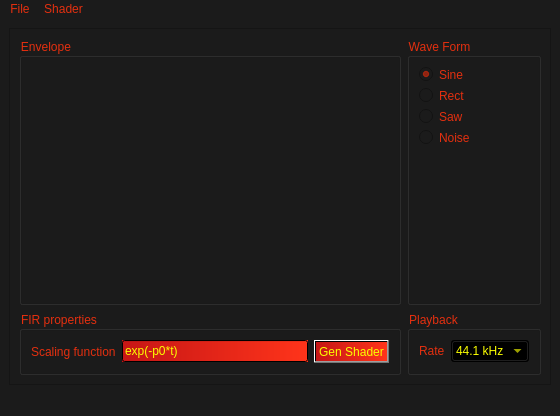
Above: MainWindow.ui from LeStahL/tweak-fir before the change. Below: the same form after it.
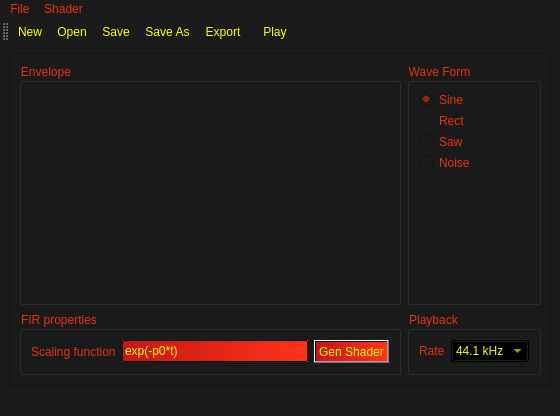
That is the form after the change. Icons and pictures are not drawn. Custom widgets are drawn as their Qt base class.

Commit message: implemented file saving, exporting; added nice icons and a toolbar

What changed in the file:
```diff
--- a/MainWindow.ui
+++ b/MainWindow.ui
@@ -10,6 +10,15 @@
     <height>416</height>
    </rect>
   </property>
+  <property name="font">
+   <font>
+    <family>Noto Sans 12</family>
+    <pointsize>14</pointsize>
+    <weight>9</weight>
+    <italic>false</italic>
+    <bold>false</bold>
+   </font>
+  </property>
   <property name="windowTitle">
    <string>MainWindow</string>
   </property>
@@ -67,7 +76,7 @@
          <x>0</x>
          <y>0</y>
          <width>542</width>
-         <height>313</height>
+         <height>286</height>
         </rect>
        </property>
        <layout class="QHBoxLayout" name="horizontalLayout_8">
@@ -305,6 +314,24 @@
    <addaction name="menuShader"/>
   </widget>
   <widget class="QStatusBar" name="statusbar"/>
+  <widget class="QToolBar" name="toolBar">
+   <property name="windowTitle">
+    <string>toolBar</string>
+   </property>
+   <attribute name="toolBarArea">
+    <enum>TopToolBarArea</enum>
+   </attribute>
+   <attribute name="toolBarBreak">
+    <bool>false</bool>
+   </attribute>
+   <addaction name="actionNew"/>
+   <addaction name="actionOpen"/>
+   <addaction name="actionSave"/>
+   <addaction name="actionSave_As"/>
+   <addaction name="actionExport"/>
+   <addaction name="separator"/>
+   <addaction name="actionPlay"/>
+  </widget>
   <action name="actionNew">
    <property name="text">
     <string>New</string>
@@ -334,6 +361,31 @@
    <property name="text">
     <string>Export</string>
    </property>
+   <property name="shortcut">
+    <string>Ctrl+E</string>
+   </property>
+  </action>
+  <action name="actionPlay">
+   <property name="icon">
+    <iconset theme="media-playback-start"/>
+   </property>
+   <property name="text">
+    <string>Play</string>
+   </property>
+   <property name="shortcut">
+    <string>Space</string>
+   </property>
+  </action>
+  <action name="actionSave_As">
+   <property name="icon">
+    <iconset theme="document-save-as"/>
+   </property>
+   <property name="text">
+    <string>Save As</string>
+   </property>
+   <property name="shortcut">
+    <string>Ctrl+Shift+S</string>
+   </property>
   </action>
  </widget>
  <customwidgets>
```
Left out of the diff: 161 changed lines with no effect on the pictures. The commit also changes 4 other files.
